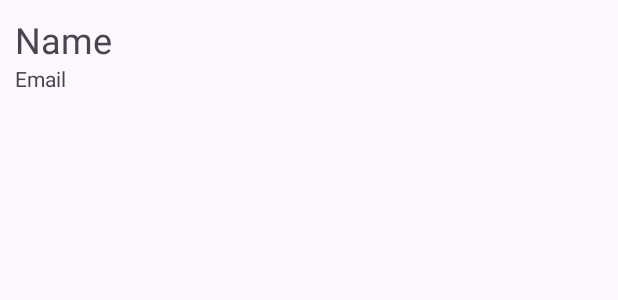
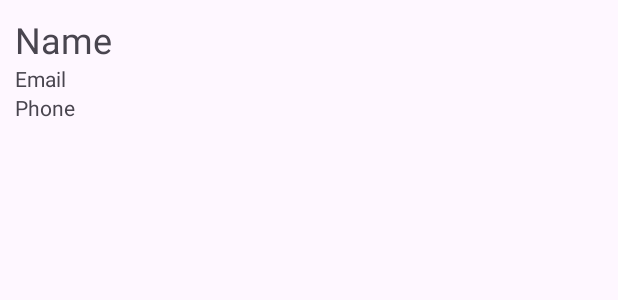
Before and after one commit to erlonprifsp/ContactList, an Android app: the layout tile_contact.xml on its own in the app's theme, with its tools: preview values and no code run, on a phone screen of 412 x 824 dp. Shown: the top 300 px of the screen. Run offline under Robolectric (Android 15) with nearby library versions, the phone set to English and light mode, and no system bars.

Commit message:
adiciona campo telefone

```diff
--- a/app/src/main/res/layout/tile_contact.xml
+++ b/app/src/main/res/layout/tile_contact.xml
@@ -18,4 +18,12 @@
         android:layout_height="wrap_content"
         android:text="@string/email" />
 
+    <!-- atividade -->
+    <TextView
+        android:id="@+id/phoneTv"
+        android:layout_width="match_parent"
+        android:layout_height="wrap_content"
+        android:text="@string/phone" />
+
+
 </LinearLayout>
```
Also changed, not shown: app/src/main/java/br/edu/scl/ifsp/sdm/contactlist/adapter/ContactAdapter.kt (+5 -2 lines).
